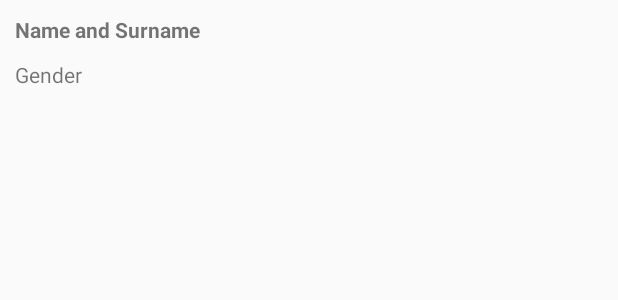
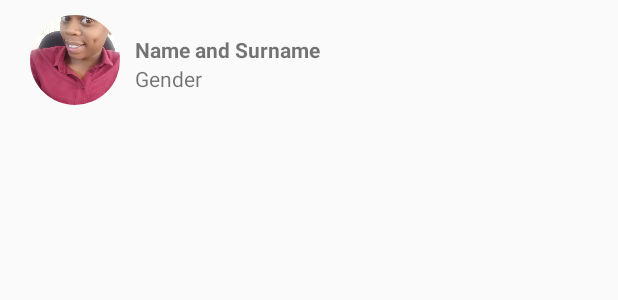
Before and after one commit to KatekaniHonwani/SponsorDev, an Android app: the layout adapter_layout.xml on its own in the app's theme, with its tools: preview values and no code run, on a phone screen of 412 x 824 dp. Shown: the top 300 px of the screen. Run offline under Robolectric (Android 15) with nearby library versions, the phone set to English and light mode, and no system bars.

Commit message:
Includes Images on the recyler view adapter

```diff
--- a/app/src/main/res/layout/adapter_layout.xml
+++ b/app/src/main/res/layout/adapter_layout.xml
@@ -1,22 +1,28 @@
 <?xml version="1.0" encoding="utf-8"?>
-<LinearLayout xmlns:android="http://schemas.android.com/apk/res/android"
+<RelativeLayout xmlns:android="http://schemas.android.com/apk/res/android"
     android:layout_width="match_parent"
     android:layout_height="60dp"
     android:layout_margin="10dp"
-    android:orientation="vertical">
-
+    >
+    <de.hdodenhof.circleimageview.CircleImageView
+        android:id="@+id/img4"
+        android:layout_width="80dp"
+        android:layout_height="80dp"
+        android:src="@drawable/sethu"/>
     <TextView
         android:id="@+id/tvName"
         android:layout_width="match_parent"
-        android:layout_height="0dp"
-        android:layout_weight="1"
+        android:layout_height="wrap_content"
         android:text="Name and Surname"
+        android:layout_marginTop="13dp"
+        android:layout_toRightOf="@+id/img4"
         android:textStyle="bold" />
 
     <TextView
         android:id="@+id/tvgender"
         android:layout_width="match_parent"
-        android:layout_height="0dp"
-        android:layout_weight="1"
+        android:layout_height="wrap_content"
+        android:layout_toRightOf="@+id/img4"
+        android:layout_below="@+id/tvName"
         android:text="Gender" />
-</LinearLayout>
+</RelativeLayout>
```
Also changed, not shown: app/src/main/java/com/katekani/laptopsponsorapp/ClientAdapter.java (+16 -7 lines), app/src/main/java/com/katekani/laptopsponsorapp/SponsorActivity.java (+8 -6 lines), app/src/main/java/com/katekani/laptopsponsorapp/UpdateClientProfileActivity.java (+4 -3 lines), app/src/main/java/com/katekani/laptopsponsorapp/UserInformation.java (+8 -1 lines).
